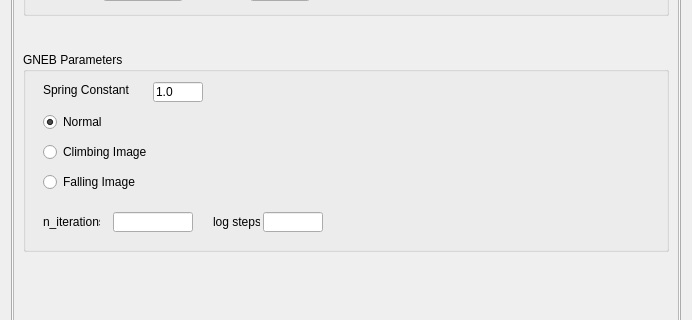
The window that ui-qt/ui/SettingsWidget.ui (spirit-code/spirit) describes before a commit, drawn with Qt 5; both pictures show x 0 to 692 and y 159 to 479 of the 692 by 1532 pixel window.
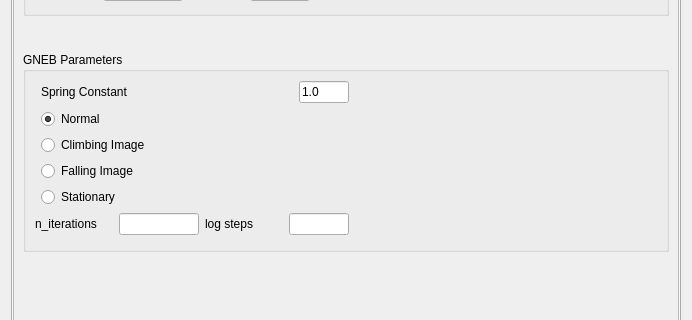
The same window after the commit. The open tabs and pages were chosen to show the change.

Commit message: Updated GNEB image types (added stationary). The parameter is now an enum/int and can be - normal - climbing - falling - stationary For stationary images the GNEB force is zeroed.

```diff
--- a/ui-qt/ui/SettingsWidget.ui
+++ b/ui-qt/ui/SettingsWidget.ui
@@ -2712,174 +2712,11 @@
            <rect>
             <x>0</x>
             <y>0</y>
-            <width>662</width>
-            <height>1479</height>
+            <width>666</width>
+            <height>1486</height>
            </rect>
           </property>
           <layout class="QGridLayout" name="gridLayout_13">
-           <item row="3" column="0">
-            <widget class="QGroupBox" name="groupBox_5">
-             <property name="minimumSize">
-              <size>
-               <width>0</width>
-               <height>200</height>
-              </size>
-             </property>
-             <property name="maximumSize">
-              <size>
-               <width>16777215</width>
-               <height>200</height>
-              </size>
-             </property>
-             <property name="title">
-              <string>GNEB Parameters</string>
-             </property>
-             <widget class="QLabel" name="label_2">
-              <property name="geometry">
-               <rect>
-                <x>20</x>
-                <y>30</y>
-                <width>91</width>
-                <height>16</height>
-               </rect>
-              </property>
-              <property name="text">
-               <string>Spring Constant</string>
-              </property>
-             </widget>
-             <widget class="QLineEdit" name="lineEdit_gneb_springconstant">
-              <property name="geometry">
-               <rect>
-                <x>130</x>
-                <y>30</y>
-                <width>50</width>
-                <height>20</height>
-               </rect>
-              </property>
-              <property name="minimumSize">
-               <size>
-                <width>40</width>
-                <height>0</height>
-               </size>
-              </property>
-              <property name="maximumSize">
-               <size>
-                <width>50</width>
-                <height>16777215</height>
-               </size>
-              </property>
-              <property name="text">
-               <string>1.0</string>
-              </property>
-             </widget>
-             <widget class="QRadioButton" name="radioButton_Normal">
-              <property name="geometry">
-               <rect>
-                <x>20</x>
-                <y>60</y>
-                <width>95</width>
-                <height>20</height>
-               </rect>
-              </property>
-              <property name="text">
-               <string>Normal</string>
-              </property>
-              <property name="checked">
-               <bool>true</bool>
-              </property>
-             </widget>
-             <widget class="QRadioButton" name="radioButton_ClimbingImage">
-              <property name="geometry">
-               <rect>
-                <x>20</x>
-                <y>90</y>
-                <width>121</width>
-                <height>20</height>
-               </rect>
-              </property>
-              <property name="text">
-               <string>Climbing Image</string>
-              </property>
-             </widget>
-             <widget class="QRadioButton" name="radioButton_FallingImage">
-              <property name="geometry">
-               <rect>
-                <x>20</x>
-                <y>120</y>
-                <width>111</width>
-                <height>20</height>
-               </rect>
-              </property>
-              <property name="text">
-               <string>Falling Image</string>
-              </property>
-             </widget>
-             <widget class="QLabel" name="label_44">
-              <property name="geometry">
-               <rect>
-                <x>20</x>
-                <y>160</y>
-                <width>57</width>
-                <height>20</height>
-               </rect>
-              </property>
-              <property name="text">
-               <string>n_iterations</string>
-              </property>
-             </widget>
-             <widget class="QLineEdit" name="lineEdit_gneb_n_iterations">
-              <property name="geometry">
-               <rect>
-                <x>90</x>
-                <y>160</y>
-                <width>80</width>
-                <height>20</height>
-               </rect>
-              </property>
-              <property name="minimumSize">
-               <size>
-                <width>20</width>
-                <height>0</height>
-               </size>
-              </property>
-              <property name="maximumSize">
-               <size>
-                <width>80</width>
-                <height>16777215</height>
-               </size>
-              </property>
-             </widget>
-             <widget class="QLabel" name="label_45">
-              <property name="geometry">
-               <rect>
-                <x>190</x>
-                <y>160</y>
-                <width>47</width>
-                <height>20</height>
-               </rect>
-              </property>
-              <property name="text">
-               <string>log steps</string>
-              </property>
-             </widget>
-             <widget class="QLineEdit" name="lineEdit_gneb_log_steps">
-              <property name="geometry">
-               <rect>
-                <x>240</x>
-                <y>160</y>
-                <width>60</width>
-                <height>20</height>
-               </rect>
-              </property>
-              <property name="maximumSize">
-               <size>
-                <width>60</width>
-                <height>16777215</height>
-               </size>
-              </property>
-             </widget>
-            </widget>
-           </item>
            <item row="4" column="0">
             <spacer name="verticalSpacer_10">
              <property name="orientation">
@@ -3091,6 +2928,145 @@
              </layout>
             </widget>
            </item>
+           <item row="3" column="0">
+            <widget class="QGroupBox" name="groupBox_5">
+             <property name="minimumSize">
+              <size>
+               <width>0</width>
+               <height>200</height>
+              </size>
+             </property>
+             <property name="maximumSize">
+              <size>
+               <width>16777215</width>
+               <height>200</height>
+              </size>
+             </property>
+             <property name="title">
+              <string>GNEB Parameters</string>
+             </property>
+             <layout class="QGridLayout" name="gridLayout_78">
+              <item row="6" column="1">
+               <widget class="QRadioButton" name="radioButton_Stationary">
+                <property name="text">
+                 <string>Stationary</string>
+                </property>
+               </widget>
+              </item>
+              <item row="5" column="1">
+               <widget class="QRadioButton" name="radioButton_FallingImage">
+                <property name="text">
+                 <string>Falling Image</string>
+                </property>
+               </widget>
+              </item>
+              <item row="0" column="2">
+               <spacer name="horizontalSpacer_40">
+                <property name="orientation">
+                 <enum>Qt::Horizontal</enum>
+                </property>
+                <property name="sizeHint" stdset="0">
+                 <size>
+                  <width>40</width>
+                  <height>20</height>
+                 </size>
+                </property>
+               </spacer>
+              </item>
+              <item row="7" column="0" colspan="2">
+               <layout class="QGridLayout" name="gridLayout_77">
+                <item row="0" column="0">
+                 <widget class="QLabel" name="label_44">
+                  <property name="text">
+                   <string>n_iterations</string>
+                  </property>
+                 </widget>
+                </item>
+                <item row="0" column="2">
+                 <widget class="QLabel" name="label_45">
+                  <property name="text">
+                   <string>log steps</string>
+                  </property>
+                 </widget>
+                </item>
+                <item row="0" column="1">
+                 <widget class="QLineEdit" name="lineEdit_gneb_n_iterations">
+                  <property name="minimumSize">
+                   <size>
+                    <width>20</width>
+                    <height>0</height>
+                   </size>
+                  </property>
+                  <property name="maximumSize">
+                   <size>
+                    <width>80</width>
+                    <height>16777215</height>
+                   </size>
+                  </property>
+                 </widget>
+                </item>
+                <item row="0" column="3">
+                 <widget class="QLineEdit" name="lineEdit_gneb_log_steps">
+                  <property name="maximumSize">
+                   <size>
+                    <width>60</width>
+                    <height>16777215</height>
+                   </size>
+                  </property>
+                 </widget>
+                </item>
+               </layout>
+              </item>
+              <item row="0" column="1">
+               <layout class="QGridLayout" name="gridLayout_75">
+                <item row="0" column="0">
+                 <widget class="QLabel" name="label_2">
+                  <property name="text">
+                   <string>Spring Constant</string>
+                  </property>
+                 </widget>
+                </item>
+                <item row="0" column="1">
+                 <widget class="QLineEdit" name="lineEdit_gneb_springconstant">
+                  <property name="minimumSize">
+                   <size>
+                    <width>40</width>
+                    <height>0</height>
+                   </size>
+                  </property>
+                  <property name="maximumSize">
+                   <size>
+                    <width>50</width>
+                    <height>16777215</height>
+                   </size>
+                  </property>
+                  <property name="text">
+                   <string>1.0</string>
+                  </property>
+                 </widget>
+                </item>
+               </layout>
+              </item>
+              <item row="4" column="1">
+               <widget class="QRadioButton" name="radioButton_ClimbingImage">
+                <property name="text">
+                 <string>Climbing Image</string>
+                </property>
+               </widget>
+              </item>
+              <item row="1" column="1">
+               <widget class="QRadioButton" name="radioButton_Normal">
+                <property name="text">
+                 <string>Normal</string>
+                </property>
+                <property name="checked">
+                 <bool>true</bool>
+                </property>
+               </widget>
+              </item>
+             </layout>
+            </widget>
+           </item>
           </layout>
          </widget>
         </widget>
```
Left out of the diff: 56 changed lines with no effect on the pictures. The commit also changes 7 other files.
